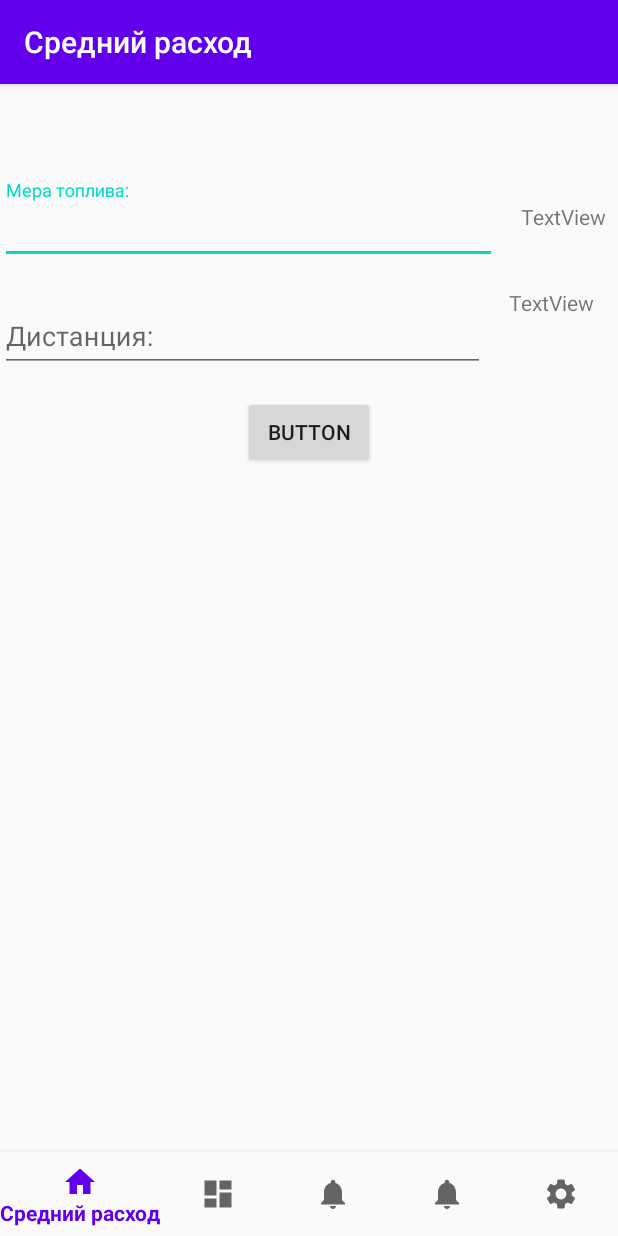
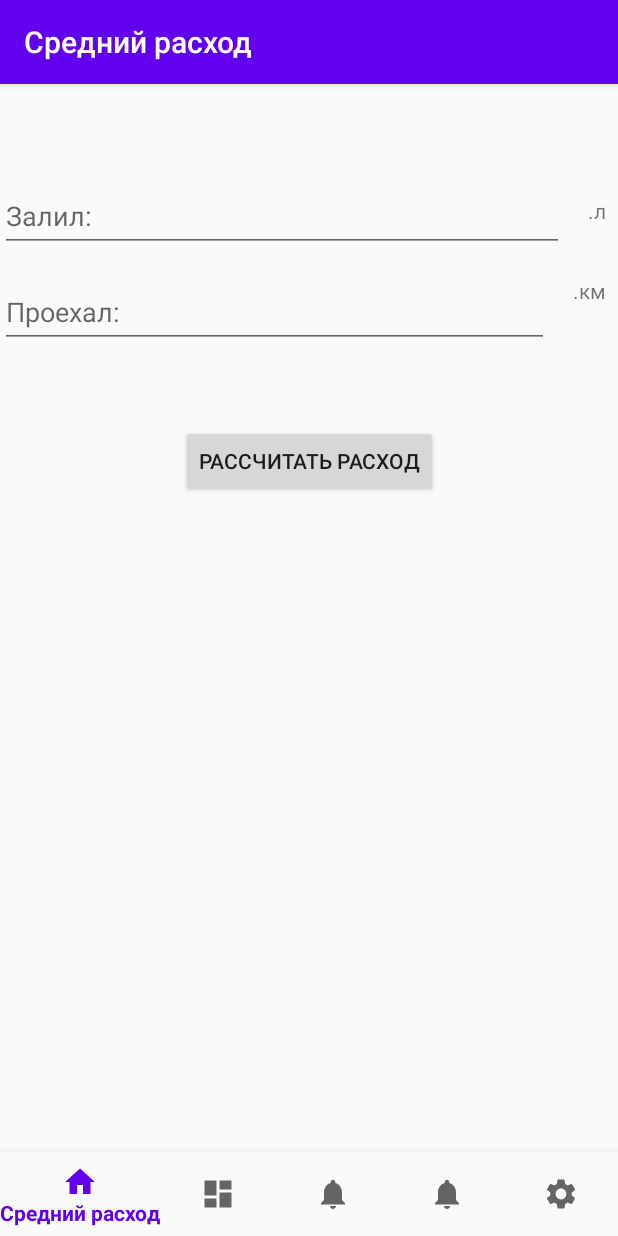
Before and after one commit to Diy2210/EasyFuelCalc, an Android app: the screen it shows after launch (MenuActivity), on a phone screen of 412 x 824 dp. Run offline under Robolectric (Android 15) with nearby library versions, the phone set to English and light mode, and no system bars; our stand-ins replace navigation-ui.

Commit message:
add button click; add show result; add model;

```diff
--- a/app/src/main/java/net/multipul/easyfuelcalc/FuelCalcHelper.kt
+++ b/app/src/main/java/net/multipul/easyfuelcalc/FuelCalcHelper.kt
@@ -9,8 +9,8 @@ class FuelCalcHelper {
     var resDistance by Delegates.notNull<Int>()
     var resCostDistance by Delegates.notNull<Int>()
 
-    fun averageFuel(fuel: Int, distance: Int) {
-        resFuel = fuel * 100 / distance
+    fun averageFuel(fuel: Float, distance: Float) {
+        resFuel = (fuel * 100 / distance).toInt()
     }
 
     fun costTravel(fuel: Int, distance: Int, average: Int) {
--- /dev/null
+++ b/app/src/main/java/net/multipul/easyfuelcalc/model/BaseModel.kt
@@ -0,0 +1,6 @@
+package net.multipul.easyfuelcalc.model
+
+data class BaseModel (
+    val fuel: Float,
+    val distance: Float
+)
--- a/app/src/main/java/net/multipul/easyfuelcalc/ui/first/FirstFragment.kt
+++ b/app/src/main/java/net/multipul/easyfuelcalc/ui/first/FirstFragment.kt
@@ -4,23 +4,26 @@ import android.os.Bundle
 import android.view.LayoutInflater
 import android.view.View
 import android.view.ViewGroup
+import android.widget.Button
+import android.widget.Toast
 import androidx.fragment.app.Fragment
 import androidx.lifecycle.ViewModelProviders
 import kotlinx.android.synthetic.main.fragment_first.*
+import kotlinx.android.synthetic.main.fragment_first.view.*
 import net.multipul.easyfuelcalc.FuelCalcHelper
 import net.multipul.easyfuelcalc.R
-import kotlin.properties.Delegates
+import net.multipul.easyfuelcalc.model.BaseModel
 
 class FirstFragment : Fragment() {
 
     private lateinit var homeViewModel: FirstViewModel
-    private lateinit var fuelCalcHelper: FuelCalcHelper
+    private var fuelCalcHelper: FuelCalcHelper = FuelCalcHelper()
 
-    private var fuel by Delegates.notNull<Int>()
-    private var distance by Delegates.notNull<Int>()
+//    private var fuel by Delegates.notNull<Int>()
+//    private var distance by Delegates.notNull<Int>()
 
 //    lateinit var fuel: Int
-//    lateinit var distance: Int = 0
+//    lateinit var distance: Int
 
     override fun onCreateView(
         inflater: LayoutInflater,
@@ -39,10 +42,20 @@ class FirstFragment : Fragment() {
 //            valueDistanceType.text
 //        }
 
-//        button.setOnClickListener {
-//            fuelCalcHelper.averageFuel(fuel, distance)
-//            resTV.setText(fuelCalcHelper.resFuel)
-//        }
+        root.button.setOnClickListener {
+            val fuel = valueFuelType.text.toString()
+            val distance = valueDistanceType.text.toString()
+
+            val v = BaseModel(fuel.toFloat(), distance.toFloat())
+
+            if (fuel.isEmpty() || distance.isEmpty()) {
+                Toast.makeText(requireContext(), "Empty fields!", Toast.LENGTH_LONG).show()
+//                println("Empty fields!")
+            } else {
+                fuelCalcHelper.averageFuel(v.fuel, v.distance)
+                resTV.text = (getString(R.string.result_desc) + " " + fuelCalcHelper.resFuel.toString() + " литров на 100 км.")
+            }
+        }
         return root
     }
 }
--- a/app/src/main/res/layout/fragment_first.xml
+++ b/app/src/main/res/layout/fragment_first.xml
@@ -4,6 +4,8 @@
     xmlns:tools="http://schemas.android.com/tools"
     android:layout_width="match_parent"
     android:layout_height="match_parent"
+    android:focusable="true"
+    android:focusableInTouchMode="true"
     tools:context=".ui.first.FirstFragment">
 
     <androidx.constraintlayout.widget.ConstraintLayout
@@ -17,9 +19,8 @@
             android:id="@+id/textInputLayout"
             android:layout_width="0dp"
             android:layout_height="wrap_content"
-            android:layout_marginTop="8dp"
             android:layout_marginEnd="16dp"
-            android:hint="@string/fuel_value"
+            android:hint="@string/gaz"
             app:endIconMode="clear_text"
             app:layout_constraintEnd_toStartOf="@+id/fuelTypeTV"
             app:layout_constraintStart_toStartOf="parent"
@@ -29,31 +30,28 @@
                 android:id="@+id/valueFuelType"
                 android:layout_width="match_parent"
                 android:layout_height="wrap_content"
-                android:inputType="number"
                 android:singleLine="true"
                 tools:layout_editor_absoluteY="45dp" />
-
         </com.google.android.material.textfield.TextInputLayout>
 
         <TextView
             android:id="@+id/fuelTypeTV"
             android:layout_width="wrap_content"
             android:layout_height="wrap_content"
-            android:layout_marginTop="8dp"
             android:layout_marginEnd="8dp"
-            android:layout_marginBottom="8dp"
-            android:text="TextView"
+            android:text="@string/fuel_value_lit"
             app:layout_constraintBottom_toBottomOf="@+id/textInputLayout"
             app:layout_constraintEnd_toEndOf="parent"
+            app:layout_constraintStart_toEndOf="@+id/textInputLayout"
             app:layout_constraintTop_toTopOf="parent" />
 
         <com.google.android.material.textfield.TextInputLayout
             android:id="@+id/textInputLayout2"
             android:layout_width="0dp"
             android:layout_height="wrap_content"
-            android:layout_marginTop="16dp"
+            android:layout_marginTop="8dp"
             android:layout_marginEnd="16dp"
-            android:hint="@string/distance_value"
+            android:hint="@string/drive"
             app:endIconMode="clear_text"
             app:layout_constraintEnd_toStartOf="@+id/distanceTypeTV"
             app:layout_constraintStart_toStartOf="parent"
@@ -66,20 +64,20 @@
                 android:inputType="number"
                 android:singleLine="true"
                 tools:layout_editor_absoluteY="45dp" />
-
         </com.google.android.material.textfield.TextInputLayout>
 
         <TextView
             android:id="@+id/distanceTypeTV"
             android:layout_width="wrap_content"
             android:layout_height="wrap_content"
-            android:layout_marginTop="16dp"
-            android:layout_marginEnd="16dp"
-            android:layout_marginBottom="16dp"
-            android:text="TextView"
+            android:layout_marginTop="8dp"
+            android:layout_marginEnd="8dp"
+            android:layout_marginBottom="8dp"
+            android:text="@string/distance_value_km"
             app:layout_constraintBottom_toBottomOf="@+id/textInputLayout2"
             app:layout_constraintEnd_toEndOf="parent"
-            app:layout_constraintTop_toBottomOf="@+id/textInputLayout"
+            app:layout_constraintStart_toEndOf="@+id/textInputLayout2"
+            app:layout_constraintTop_toTopOf="@+id/textInputLayout2"
             app:layout_constraintVertical_bias="0.0" />
 
         <TextView
@@ -87,23 +85,21 @@
             android:layout_width="wrap_content"
             android:layout_height="wrap_content"
             android:layout_marginStart="8dp"
+            android:layout_marginTop="16dp"
             android:layout_marginEnd="8dp"
-            android:layout_marginBottom="16dp"
-            android:text="TextView"
-            app:layout_constraintBottom_toBottomOf="parent"
             app:layout_constraintEnd_toEndOf="parent"
-            app:layout_constraintStart_toStartOf="parent" />
+            app:layout_constraintStart_toStartOf="parent"
+            android:textStyle="bold"
+            app:layout_constraintTop_toBottomOf="@+id/textInputLayout2" />
 
         <Button
             android:id="@+id/button"
             android:layout_width="wrap_content"
             android:layout_height="wrap_content"
             android:layout_marginTop="16dp"
-            android:text="Button"
+            android:text="@string/result"
             app:layout_constraintEnd_toEndOf="parent"
             app:layout_constraintStart_toStartOf="parent"
-            app:layout_constraintTop_toBottomOf="@+id/textInputLayout2" />
-
-
+            app:layout_constraintTop_toBottomOf="@+id/resTV" />
     </androidx.constraintlayout.widget.ConstraintLayout>
 </androidx.constraintlayout.widget.ConstraintLayout>
--- a/app/src/main/res/values/strings.xml
+++ b/app/src/main/res/values/strings.xml
@@ -7,6 +7,12 @@
     <string name="third_screen">На сколько хватит топлива</string>
     <string name="fourth_screen">На сколько хватит топлива</string>
     <string name="settings_screen">Настройки</string>
+
+    <string name="gaz">Залил:</string>
+    <string name="drive">Проехал:</string>
+
+    <string name="result">Рассчитать расход</string>
+    <string name="result_desc">Расход топлива составляет</string>
 
     <string name="money_value">Тип валюты:</string>
     <string name="money_value_us">$</string>
@@ -30,10 +36,4 @@
     <string name="app_language_rus">Русский</string>
     <string name="app_language_eu">English</string>
 
-    <string-array name="Money">
-        <item>$</item>
-        <item>UAH</item>
-        <item>EU</item>
-    </string-array>
-
 </resources>
```
